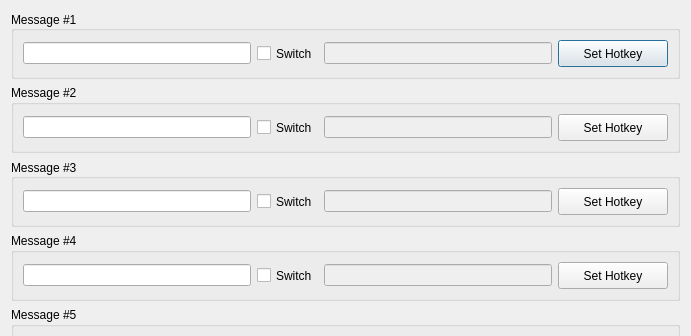
This is src/configui.ui in blink-dev/ts3plugin-HotkeyMessage as Qt 5 draws it before an edit; both pictures show x 0 to 691 and y 0 to 336 of the 691 by 807 pixel window. The edited form follows.
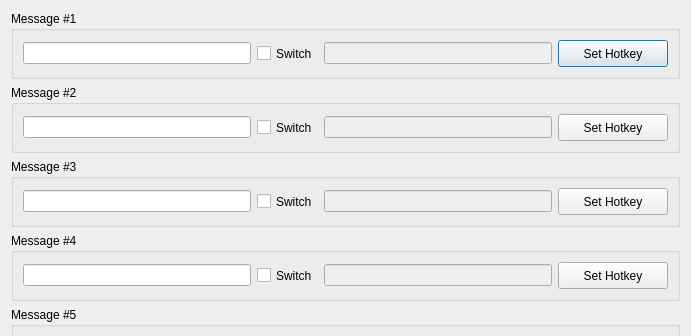
This is the edited form.

```diff
--- a/src/configui.ui
+++ b/src/configui.ui
@@ -35,7 +35,7 @@
       <string>Message #1</string>
      </property>
      <property name="alignment">
-      <set>Qt::AlignLeading|Qt::AlignLeft|Qt::AlignVCenter</set>
+      <set>Qt::AlignLeading|Qt::AlignLeft|Qt::AlignTop</set>
      </property>
      <layout class="QHBoxLayout" name="horizontalLayout_11">
       <property name="sizeConstraint">
@@ -277,7 +277,7 @@
       <string>Message #3</string>
      </property>
      <property name="alignment">
-      <set>Qt::AlignLeading|Qt::AlignLeft|Qt::AlignVCenter</set>
+      <set>Qt::AlignLeading|Qt::AlignLeft|Qt::AlignTop</set>
      </property>
      <layout class="QHBoxLayout" name="horizontalLayout">
       <property name="sizeConstraint">
```
Left out of the diff: 31 changed lines with no effect on the pictures.
